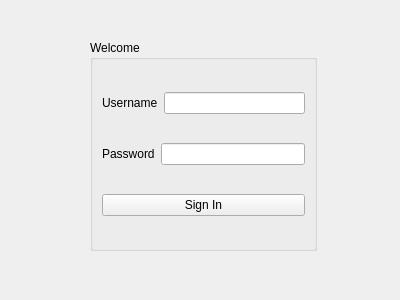
felix-murray/2D-Graphics-Modeler, file src/2d-Graphics-Modler/signin.ui: the form before one commit.
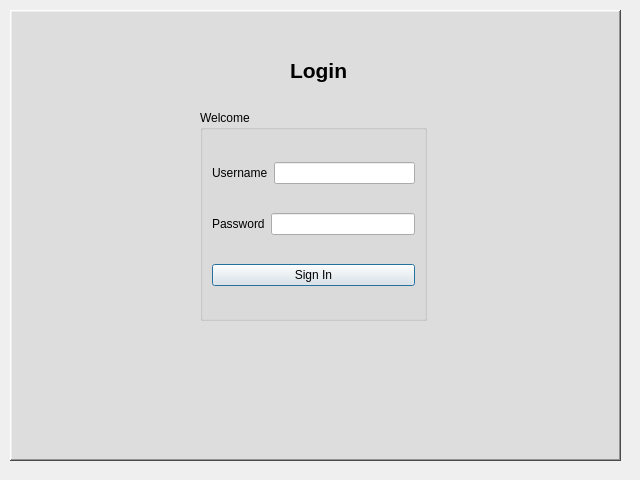
The form after the commit.

Commit message: [Feat] Complete Contact Us, Login, Customer T...

Diff of the .ui file:
```diff
--- a/src/2d-Graphics-Modler/signin.ui
+++ b/src/2d-Graphics-Modler/signin.ui
@@ -1,13 +1,13 @@
 <?xml version="1.0" encoding="UTF-8"?>
 <ui version="4.0">
- <class>SignIn</class>
- <widget class="QWidget" name="SignIn">
+ <class>signin</class>
+ <widget class="QDialog" name="signin">
   <property name="geometry">
    <rect>
     <x>0</x>
     <y>0</y>
-    <width>400</width>
-    <height>300</height>
+    <width>640</width>
+    <height>480</height>
    </rect>
   </property>
   <property name="windowTitle">
@@ -16,8 +16,8 @@
   <widget class="QGroupBox" name="groupBox_signin">
    <property name="geometry">
     <rect>
-     <x>90</x>
-     <y>40</y>
+     <x>200</x>
+     <y>110</y>
      <width>227</width>
      <height>211</height>
     </rect>
@@ -63,6 +63,51 @@
     </item>
    </layout>
   </widget>
+  <widget class="QLabel" name="Leftcolor_7">
+   <property name="geometry">
+    <rect>
+     <x>10</x>
+     <y>10</y>
+     <width>611</width>
+     <height>451</height>
+    </rect>
+   </property>
+   <property name="styleSheet">
+    <string notr="true">background-color: rgb(221, 221, 221);</string>
+   </property>
+   <property name="frameShape">
+    <enum>QFrame::WinPanel</enum>
+   </property>
+   <property name="frameShadow">
+    <enum>QFrame::Raised</enum>
+   </property>
+   <property name="text">
+    <string/>
+   </property>
+  </widget>
+  <widget class="QLabel" name="label">
+   <property name="geometry">
+    <rect>
+     <x>290</x>
+     <y>50</y>
+     <width>71</width>
+     <height>41</height>
+    </rect>
+   </property>
+   <property name="font">
+    <font>
+     <pointsize>16</pointsize>
+     <weight>75</weight>
+     <bold>true</bold>
+    </font>
+   </property>
+   <property name="text">
+    <string>Login</string>
+   </property>
+  </widget>
+  <zorder>Leftcolor_7</zorder>
+  <zorder>groupBox_signin</zorder>
+  <zorder>label</zorder>
  </widget>
  <resources/>
  <connections/>
```
Left out of the diff: 2 changed lines with no effect on the pictures. The commit also changes 13 other files.
